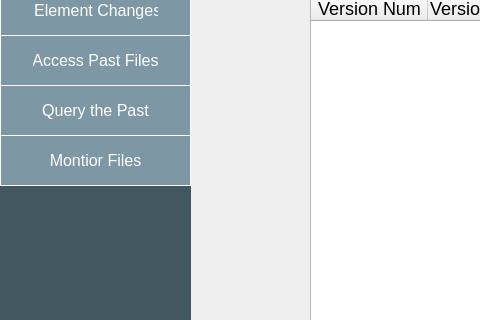
The window that viewfiles.ui (HalaSaadeh/XML_Warehouse) describes before a commit, drawn with Qt 5; both pictures show x 0 to 480 and y 285 to 605 of the 1126 by 928 pixel window.
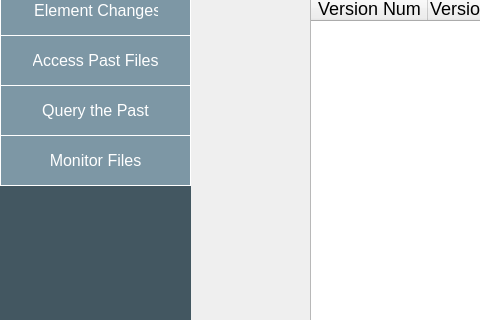
The same window after the commit.

The edit to the form file:
```diff
--- a/viewfiles.ui
+++ b/viewfiles.ui
@@ -370,7 +370,7 @@
 </string>
    </property>
    <property name="text">
-    <string>Montior Files</string>
+    <string>Monitor Files</string>
    </property>
   </widget>
  </widget>
```
